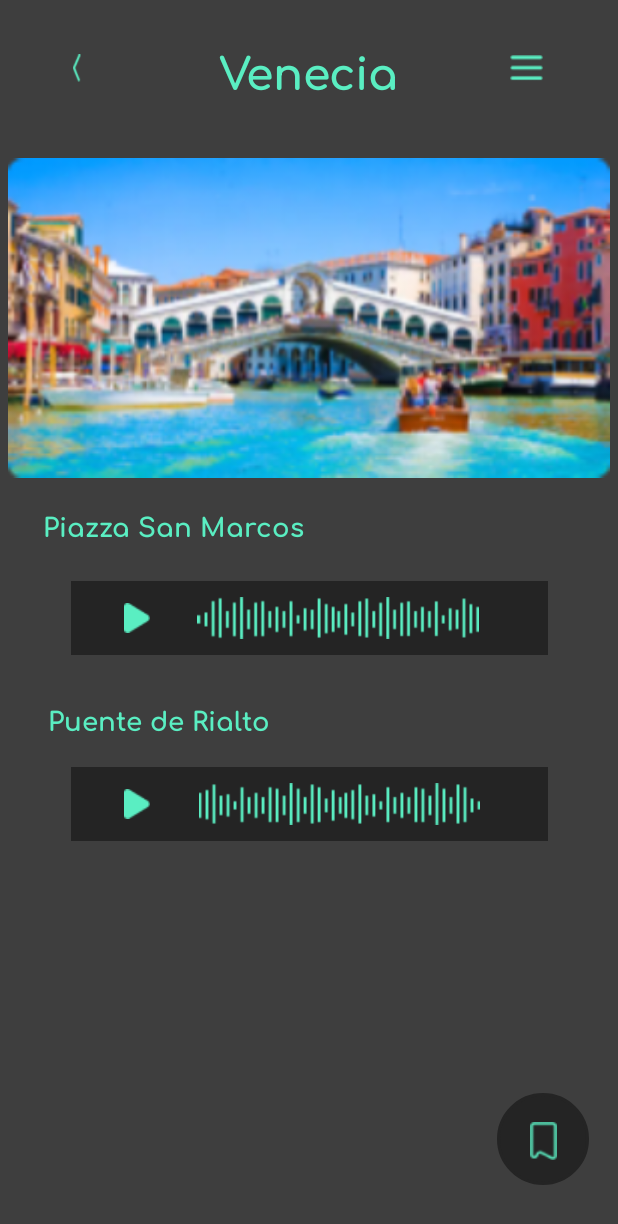
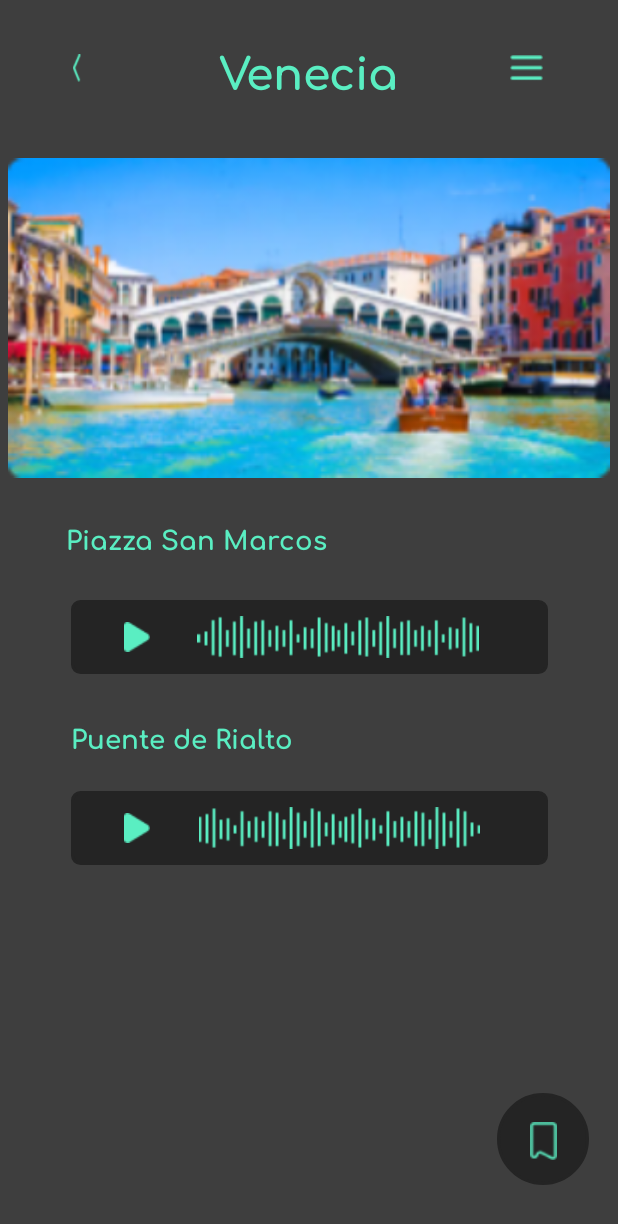
Before and after one commit to Marcosino4/Giwi, an Android app: the Venecia_View screen opened directly, with no data from a screen before it, on a phone screen of 412 x 824 dp. Shown: the top 1224 px of the screen. Run offline under Robolectric (Android 15) with nearby library versions, the phone set to English and light mode, and no system bars; Roboto replaces fonts that are not available here.

Commit message:
Fiteado los views

```diff
--- a/app/src/main/res/layout/activity_venecia_view.xml
+++ b/app/src/main/res/layout/activity_venecia_view.xml
@@ -36,7 +36,7 @@
         android:id="@+id/palacio_real_view"
         android:layout_width="318dp"
         android:layout_height="49dp"
-        android:background="#242424"
+        android:background="@drawable/shape"
         app:circularflow_defaultRadius="100dp"
         app:layout_constraintBottom_toTopOf="@+id/bot_palacio_real"
         app:layout_constraintEnd_toStartOf="@+id/right_audios"
@@ -47,7 +47,7 @@
         android:id="@+id/plaza_mayor_view"
         android:layout_width="318dp"
         android:layout_height="49dp"
-        android:background="#242424"
+        android:background="@drawable/shape"
         app:layout_constraintBottom_toTopOf="@+id/bot_plaza_mayor"
         app:layout_constraintEnd_toStartOf="@+id/right_audios"
         app:layout_constraintStart_toStartOf="@+id/left_audios"
@@ -105,7 +105,7 @@
         android:layout_width="wrap_content"
         android:layout_height="wrap_content"
         android:layout_marginTop="10dp"
-        android:layout_marginEnd="180dp"
+        android:layout_marginEnd="150dp"
         android:fontFamily="@font/comfortaa_bold"
         android:text="Piazza San Marcos"
         android:textColor="#5AEEC2"
@@ -120,7 +120,7 @@
         android:layout_width="wrap_content"
         android:layout_height="wrap_content"
         android:layout_marginTop="10dp"
-        android:layout_marginEnd="200dp"
+        android:layout_marginEnd="170dp"
         android:fontFamily="@font/comfortaa_bold"
         android:text="Puente de Rialto"
         android:textColor="#5AEEC2"
@@ -219,28 +219,28 @@
         android:layout_width="wrap_content"
         android:layout_height="wrap_content"
         android:orientation="horizontal"
-        app:layout_constraintGuide_percent="0.45" />
+        app:layout_constraintGuide_percent="0.47" />
 
     <androidx.constraintlayout.widget.Guideline
         android:id="@+id/bot_palacio_real"
         android:layout_width="wrap_content"
         android:layout_height="wrap_content"
         android:orientation="horizontal"
-        app:layout_constraintGuide_percent="0.55" />
+        app:layout_constraintGuide_percent="0.56" />
 
     <androidx.constraintlayout.widget.Guideline
         android:id="@+id/top_plaza_mayor"
         android:layout_width="wrap_content"
         android:layout_height="wrap_content"
         android:orientation="horizontal"
-        app:layout_constraintGuide_percent="0.60" />
+        app:layout_constraintGuide_percent="0.62" />
 
     <androidx.constraintlayout.widget.Guideline
         android:id="@+id/bot_plaza_mayor"
         android:layout_width="wrap_content"
         android:layout_height="wrap_content"
         android:orientation="horizontal"
-        app:layout_constraintGuide_percent="0.70" />
+        app:layout_constraintGuide_percent="0.72" />
 
     <androidx.constraintlayout.widget.Guideline
         android:id="@+id/top_museo_del_prado"
```
Also changed, not shown: app/src/main/res/layout/activity_madrid_view.xml (+4 -4 lines), app/src/main/res/layout/activity_praga_view.xml (+4 -4 lines), app/src/main/res/layout/activity_viena_view.xml (+4 -4 lines).
